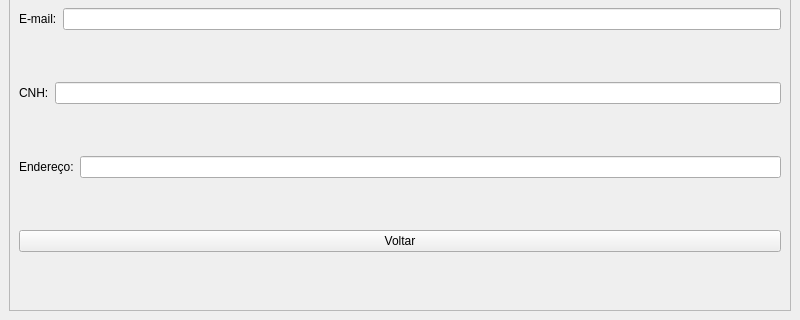
This is Cliente/ui/perfil.ui in Liedsonfsa/Route-Run as Qt 5 draws it before an edit; both pictures show x 0 to 800 and y 280 to 600 of the 800 by 600 pixel window. The edited form follows.
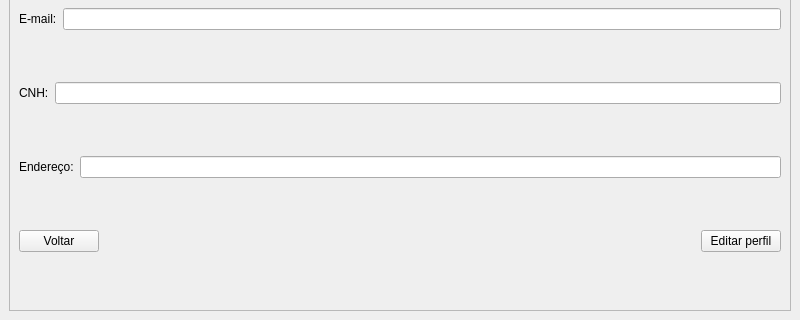
This is the edited form. Icons and pictures are not drawn.

Commit message: Inclusão da opção de editar perfil para motoristas tbm

Diff of the .ui file:
```diff
--- a/Cliente/ui/perfil.ui
+++ b/Cliente/ui/perfil.ui
@@ -133,6 +133,8 @@
         </layout>
        </item>
        <item>
+        <layout class="QHBoxLayout" name="horizontalLayout_7">
+         <item>
         <widget class="QPushButton" name="b_voltar">
          <property name="cursor">
           <cursorShape>PointingHandCursor</cursorShape>
@@ -148,6 +150,32 @@
           <bool>false</bool>
          </property>
         </widget>
+         </item>
+         <item>
+          <spacer name="horizontalSpacer">
+           <property name="orientation">
+            <enum>Qt::Horizontal</enum>
+           </property>
+           <property name="sizeHint" stdset="0">
+            <size>
+             <width>40</width>
+             <height>20</height>
+            </size>
+           </property>
+          </spacer>
+         </item>
+         <item>
+          <widget class="QPushButton" name="b_editar">
+           <property name="text">
+            <string>Editar perfil</string>
+           </property>
+           <property name="icon">
+            <iconset>
+             <normaloff>../../Icons/feather/pen-tool.svg</normaloff>../../Icons/feather/pen-tool.svg</iconset>
+           </property>
+          </widget>
+         </item>
+        </layout>
        </item>
       </layout>
      </widget>
```
Lines whose indentation alone changed are shown as unchanged. The commit also changes 9 other files.
